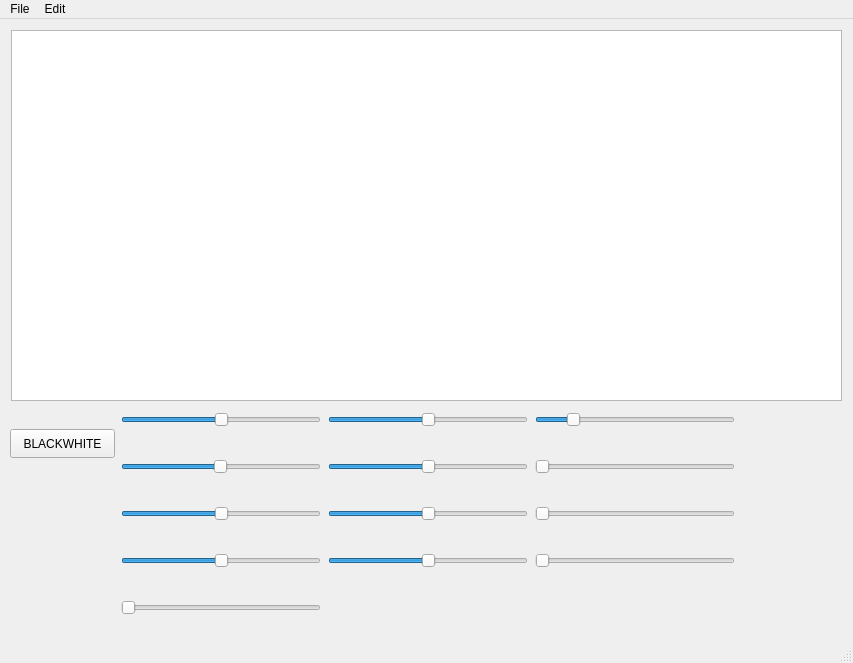
First picture: the form in MainWindow.ui, repository bohdandemchukk/coursework_cpp, before the edit.
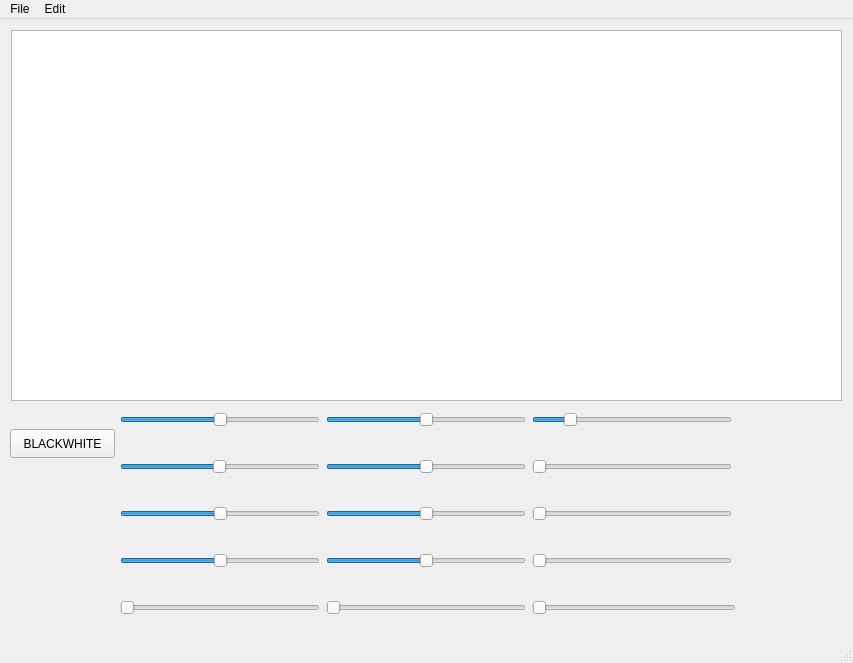
Second picture: the form after the edit. Custom widgets are drawn as their Qt base class.

Commit message: Add clarity filter

```diff
--- a/MainWindow.ui
+++ b/MainWindow.ui
@@ -369,6 +369,32 @@
        </property>
       </widget>
      </item>
+     <item row="4" column="1">
+      <widget class="QSlider" name="claritySlider">
+       <property name="sizePolicy">
+        <sizepolicy hsizetype="Fixed" vsizetype="Fixed">
+         <horstretch>0</horstretch>
+         <verstretch>0</verstretch>
+        </sizepolicy>
+       </property>
+       <property name="minimumSize">
+        <size>
+         <width>200</width>
+         <height>40</height>
+        </size>
+       </property>
+       <property name="orientation">
+        <enum>Qt::Orientation::Horizontal</enum>
+       </property>
+      </widget>
+     </item>
+     <item row="4" column="2">
+      <widget class="QSlider" name="horizontalSlider">
+       <property name="orientation">
+        <enum>Qt::Orientation::Horizontal</enum>
+       </property>
+      </widget>
+     </item>
     </layout>
    </widget>
   </widget>
```
The commit also changes 6 other files.
